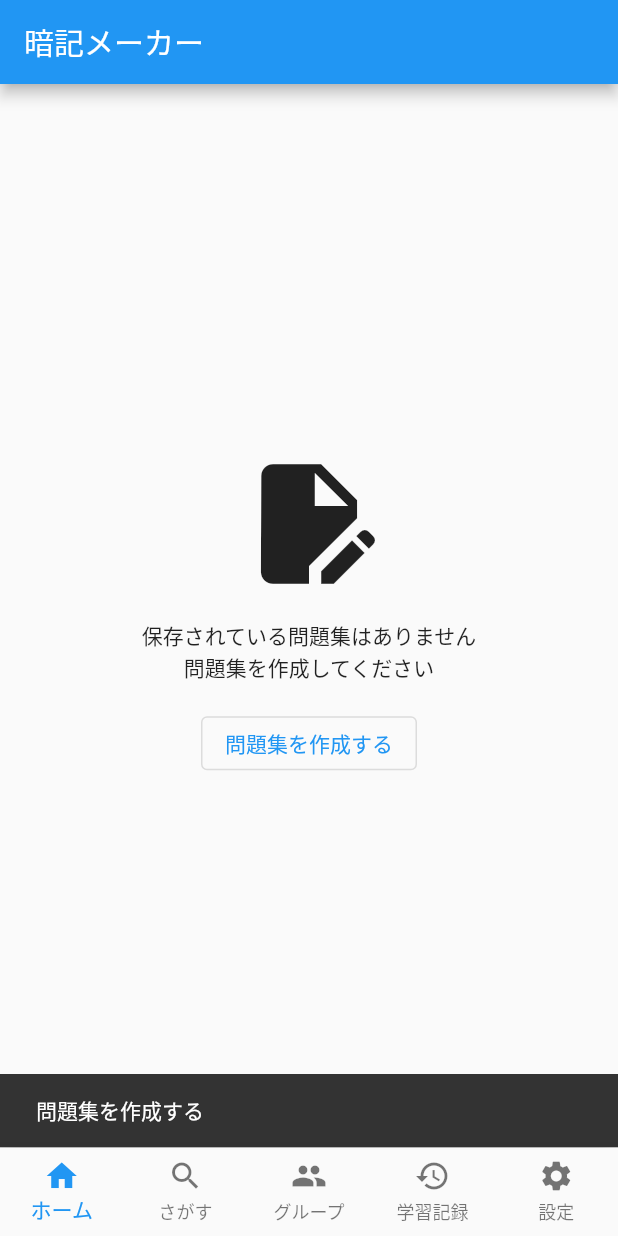
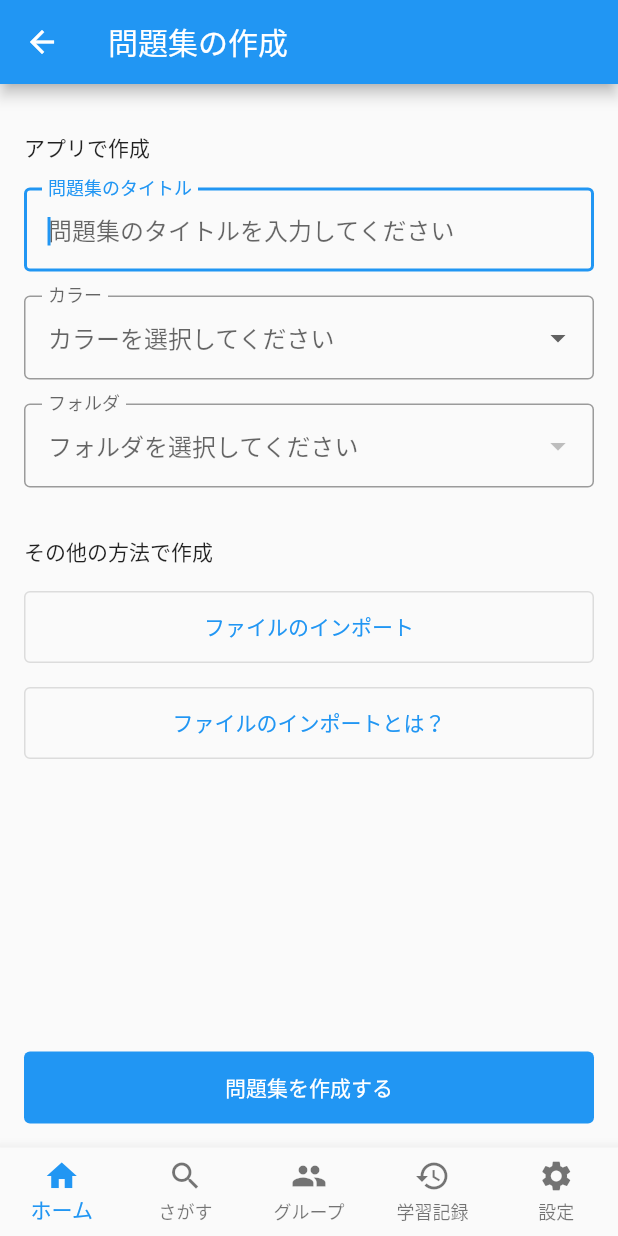
Before and after one commit to ymdkit/test_maker_native_app, a Flutter app: the screen it shows after launch, after a tap on "問題集を作成する", on a phone screen of 412 x 824 dp. Run offline on Flutter 3.47's test engine with Material 2 defaults, Android fonts, the phone set to English and light mode, and no system bars; our stand-ins replace auto_route, flutter_hooks, freezed_annotation, hooks_riverpod, realm, shimmer and 1 more; generated files the repository leaves out were written again; project files that could hold a hidden picture were left out.

Commit message:
問題集作成ページの骨組み作成

```diff
--- a/lib/main.dart
+++ b/lib/main.dart
@@ -25,6 +25,17 @@ class MyApp extends HookConsumerWidget {
       // TODO(ymdkit): ローカライズ
       theme: ThemeData(
         primarySwatch: Colors.blue,
+        elevatedButtonTheme: ElevatedButtonThemeData(
+          style: ElevatedButton.styleFrom(
+            minimumSize: const Size.fromHeight(48),
+            elevation: 0,
+          ),
+        ),
+        outlinedButtonTheme: OutlinedButtonThemeData(
+          style: OutlinedButton.styleFrom(
+            minimumSize: const Size.fromHeight(48),
+          ),
+        ),
       ),
       routerDelegate: appRouter.delegate(),
       routeInformationParser: appRouter.defaultRouteParser(),
--- a/lib/model/enum/color_theme.dart
+++ b/lib/model/enum/color_theme.dart
@@ -16,6 +16,32 @@ enum ColorTheme {
 
   const ColorTheme(this.value);
 
+  // TODO(ymdkit): ローカライズ
+  String displayString() {
+    switch (this) {
+      case ColorTheme.blue:
+        return 'ブルー';
+      case ColorTheme.red:
+        return 'レッド';
+      case ColorTheme.green:
+        return 'グリーン';
+      case ColorTheme.orange:
+        return 'オレンジ';
+      case ColorTheme.yellow:
+        return 'イエロー';
+      case ColorTheme.pink:
+        return 'ピンク';
+      case ColorTheme.purple:
+        return 'パープル';
+      case ColorTheme.teal:
+        return 'ティール';
+      case ColorTheme.indigo:
+        return 'インディゴ';
+      case ColorTheme.brown:
+        return 'ブラウン';
+    }
+  }
+
   static ColorTheme from(String value) {
     return ColorTheme.values.firstWhereOrNull((e) => e.value == value) ??
         ColorTheme.blue;
--- a/lib/router/app_router.dart
+++ b/lib/router/app_router.dart
@@ -8,6 +8,7 @@ import 'package:test_maker_native_app/ui/page/home/home_page.dart';
 import 'package:test_maker_native_app/ui/page/record/record_page.dart';
 import 'package:test_maker_native_app/ui/page/search/search_workbook_page.dart';
 import 'package:test_maker_native_app/ui/page/setting/setting_page.dart';
+import 'package:test_maker_native_app/ui/page/workbook/create_workbook_page.dart';
 import 'package:test_maker_native_app/ui/page/workbook/workbook_details_page.dart';
 
 part 'app_router.gr.dart';
@@ -26,6 +27,7 @@ part 'app_router.gr.dart';
           children: [
             AutoRoute(page: HomePage, initial: true),
             AutoRoute(page: FolderDetailsPage),
+            AutoRoute(page: CreateWorkbookPage),
             AutoRoute(page: WorkbookDetailsPage),
           ],
         ),
--- a/lib/ui/page/folder/folder_details_page.dart
+++ b/lib/ui/page/folder/folder_details_page.dart
@@ -5,7 +5,6 @@ import 'package:test_maker_native_app/router/app_router.dart';
 import 'package:test_maker_native_app/state/folder_state.dart';
 import 'package:test_maker_native_app/ui/page/workbook/workbook_list_item.dart';
 import 'package:test_maker_native_app/ui/widget/app_empty_content.dart';
-import 'package:test_maker_native_app/ui/widget/app_snack_bar.dart';
 
 class FolderDetailsPage extends HookConsumerWidget {
   const FolderDetailsPage({super.key, required this.folderId});
@@ -22,10 +21,8 @@ class FolderDetailsPage extends HookConsumerWidget {
       ),
       body: folder.workbooks.isEmpty
           ? AppEmptyContent.workbook(
-              // TODO(ymdkit): 問題集作成画面への遷移
-              onPressedFallbackButton: () => showAppSnackBar(
-                context,
-                '問題集を作成する',
+              onPressedFallbackButton: () => context.router.push(
+                const CreateWorkbookRoute(),
               ),
             )
           : ListView.builder(
--- a/lib/ui/page/home/home_page.dart
+++ b/lib/ui/page/home/home_page.dart
@@ -9,7 +9,6 @@ import 'package:test_maker_native_app/ui/page/workbook/workbook_list_item.dart';
 import 'package:test_maker_native_app/ui/widget/app_empty_content.dart';
 import 'package:test_maker_native_app/ui/widget/app_sliver_section.dart';
 import 'package:test_maker_native_app/ui/widget/app_sliver_space.dart';
-import 'package:test_maker_native_app/ui/widget/app_snack_bar.dart';
 
 class HomePage extends HookConsumerWidget {
   const HomePage({super.key});
@@ -25,10 +24,8 @@ class HomePage extends HookConsumerWidget {
       ),
       body: folders.isEmpty && workbooks.isEmpty
           ? AppEmptyContent.workbook(
-              // TODO(ymdkit): 問題集作成画面への遷移
-              onPressedFallbackButton: () => showAppSnackBar(
-                context,
-                '問題集を作成する',
+              onPressedFallbackButton: () => context.router.push(
+                const CreateWorkbookRoute(),
               ),
             )
           : CustomScrollView(
@@ -73,6 +70,12 @@ class HomePage extends HookConsumerWidget {
                 )
               ],
             ),
+      floatingActionButton: FloatingActionButton(
+        onPressed: () => context.router.push(
+          const CreateWorkbookRoute(),
+        ),
+        child: const Icon(Icons.add),
+      ),
     );
   }
 }
--- /dev/null
+++ b/lib/ui/page/workbook/create_workbook_page.dart
@@ -0,0 +1,118 @@
+import 'package:auto_route/auto_route.dart';
+import 'package:flutter/material.dart';
+import 'package:flutter_hooks/flutter_hooks.dart';
+import 'package:hooks_riverpod/hooks_riverpod.dart';
+import 'package:test_maker_native_app/model/enum/color_theme.dart';
+import 'package:test_maker_native_app/model/folder.dart';
+import 'package:test_maker_native_app/state/folders_state.dart';
+import 'package:test_maker_native_app/ui/widget/app_dropdown_button_form_field.dart';
+import 'package:test_maker_native_app/ui/widget/app_section_title.dart';
+import 'package:test_maker_native_app/ui/widget/app_snack_bar.dart';
+import 'package:test_maker_native_app/ui/widget/app_text_form_field.dart';
+
+class CreateWorkbookPage extends HookConsumerWidget {
+  const CreateWorkbookPage({super.key});
+
+  @override
+  Widget build(BuildContext context, WidgetRef ref) {
+    final folders = ref.watch(foldersProvider);
+
+    final formKey = useMemoized(() => GlobalKey<FormState>());
+    final workbookTitleController = useTextEditingController();
+    final selectedColor = useState(ColorTheme.blue);
+    final selectedFolder = useState<Folder?>(null);
+
+    return Scaffold(
+      appBar: AppBar(
+        title: const Text('問題集の作成'),
+      ),
+      body: Column(
+        crossAxisAlignment: CrossAxisAlignment.stretch,
+        children: [
+          const SizedBox(height: 16),
+          Expanded(
+            child: SingleChildScrollView(
+              child: Form(
+                key: formKey,
+                child: Padding(
+                  padding: const EdgeInsets.all(16),
+                  child: Column(
+                    crossAxisAlignment: CrossAxisAlignment.stretch,
+                    children: [
+                      const AppSectionTitle(title: 'アプリで作成'),
+                      AppTextFormField(
+                        controller: workbookTitleController,
+                        hintText: '問題集のタイトルを入力してください',
+                        labelText: '問題集のタイトル',
+                        validator: (value) =>
+                            value?.isEmpty ?? true ? '問題集のタイトルを入力してください' : null,
+                      ),
+                      const SizedBox(height: 16),
+                      AppDropdownButtonFormField(
+                        value: selectedColor.value,
+                        items: ColorTheme.values
+                            .map(
+                              (colorTheme) => DropdownMenuItem<ColorTheme?>(
+                                value: colorTheme,
+                                child: Text(colorTheme.displayString()),
+                              ),
+                            )
+                            .toList(),
+                        onChanged: (colorTheme) =>
+                            selectedColor.value = colorTheme ?? ColorTheme.blue,
+                        labelText: 'カラー',
+                        hintText: 'カラーを選択してください',
+                      ),
+                      const SizedBox(height: 16),
+                      // TODO(ymdkit): フォルダの新規作成をサポート
+                      AppDropdownButtonFormField(
+                        value: selectedFolder.value,
+                        items: folders
+                            .map((folder) => DropdownMenuItem<Folder?>(
+                                  value: folder,
+                                  child: Text(folder.title),
+                                ))
+                            .toList(),
+                        onChanged: (folder) => selectedFolder.value = folder,
+                        labelText: 'フォルダ',
+                        hintText: 'フォルダを選択してください',
+                      ),
+                      const SizedBox(height: 32),
+                      const AppSectionTitle(title: 'その他の方法で作成'),
+                      OutlinedButton(
+                        // TODO(ymdkit): ファイルのインポート機能を実装する
+                        onPressed: () => showAppSnackBar(context, 'ファイルのインポート'),
+                        child: const Text('ファイルのインポート'),
+                      ),
+                      const SizedBox(height: 16),
+                      OutlinedButton(
+                        onPressed: () =>
+                            showAppSnackBar(context, 'ファイルのインポートとは？'),
+                        child: const Text('ファイルのインポートとは？'),
+                      ),
+                    ],
+                  ),
+                ),
+              ),
+            ),
+          ),
+          Padding(
+            padding: const EdgeInsets.symmetric(horizontal: 16),
+            child: ElevatedButton(
+              onPressed: () {
+                if (formKey.currentState?.validate() ?? false) {
+                  showAppSnackBar(context, '問題集を作成しました');
+                  context.router.pop();
+                } else {
+                  showAppSnackBar(context, '入力内容に不備があります');
+                }
+              },
+              child: const Text('問題集を作成する'),
+            ),
+          ),
+          const SizedBox(height: 16),
+        ],
+      ),
+    );
+  }
+}
```
Also changed, not shown: lib/router/app_router.gr.dart.
